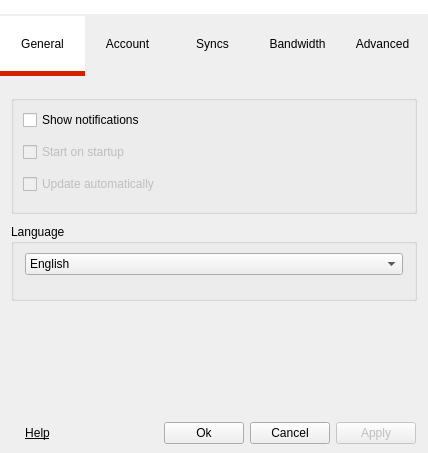
Before: the Qt Designer form Source/MEGASync/gui/SettingsDialog.ui in meganz/MEGAsync, drawn with Qt 5.
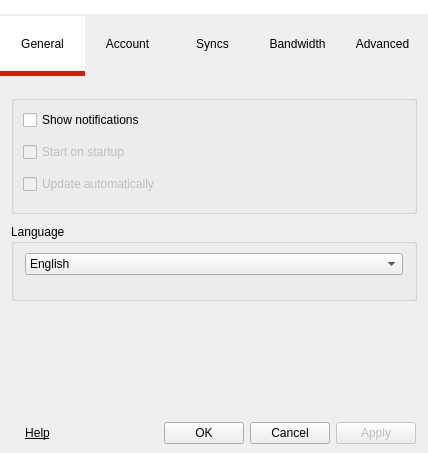
After: the same form once the commit is applied. Icons and pictures are not drawn.

Patch:
```diff
--- a/Source/MEGASync/gui/SettingsDialog.ui
+++ b/Source/MEGASync/gui/SettingsDialog.ui
@@ -373,7 +373,7 @@
         <item>
          <widget class="QPushButton" name="bOk">
           <property name="text">
-           <string>Ok</string>
+           <string>OK</string>
           </property>
          </widget>
         </item>
```
